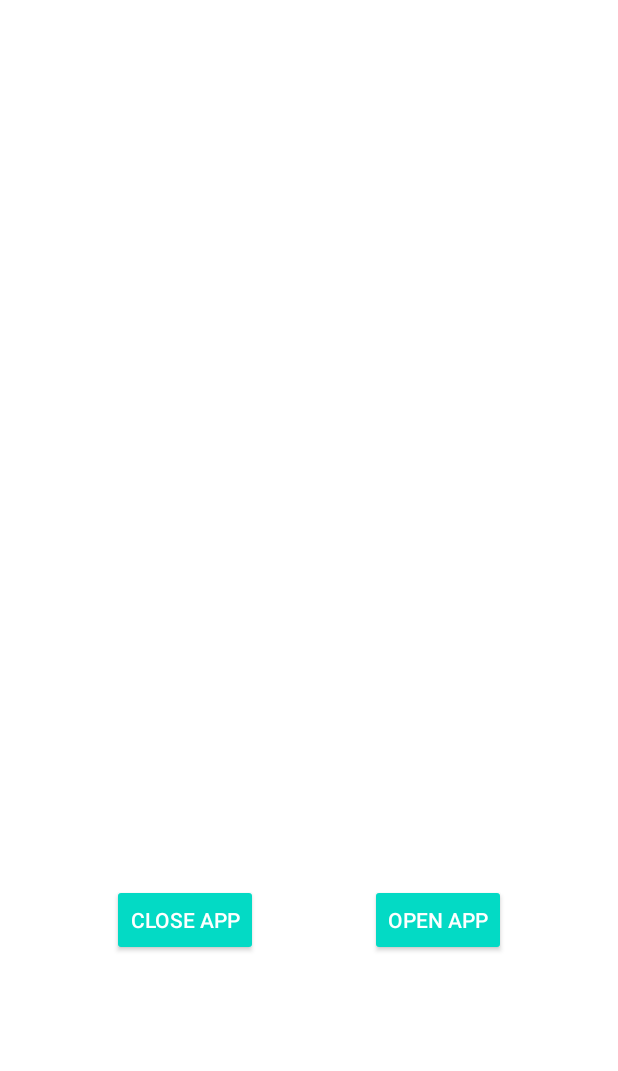
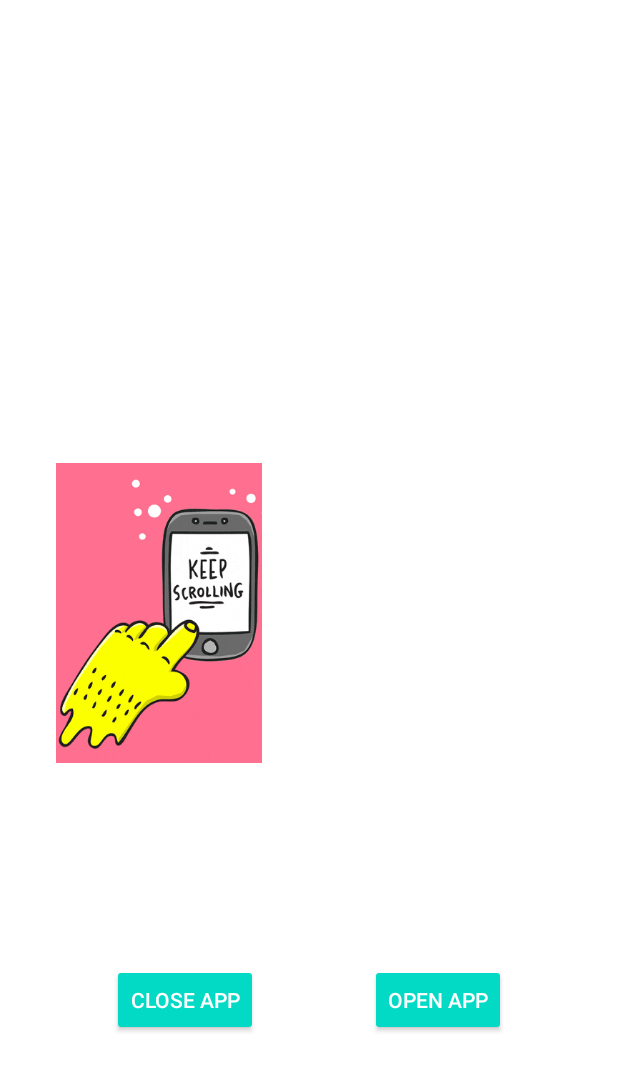
Before and after one commit to LorenzoMolteni/ThesisTest2, an Android app: the ActivityNudge1 screen opened directly, with no data from a screen before it, on a phone screen of 412 x 824 dp. Shown: the top 1071 px of the screen. Run offline under Robolectric (Android 15) with nearby library versions, the phone set to English and light mode, and no system bars.

Commit message:
Added ImageSpeedometer for scrolling. Added gifs for Nudge1. Minor bug fixes

```diff
--- a/app/build.gradle
+++ b/app/build.gradle
@@ -41,6 +41,10 @@ dependencies {
 
     //circle image view
     implementation 'de.hdodenhof:circleimageview:3.1.0'
+    //gif
+    implementation 'pl.droidsonroids.gif:android-gif-drawable:1.2.22'
+    //speedometer
+    implementation 'com.github.anastr:speedviewlib:1.6.0'
 
     testImplementation 'junit:junit:4.13.2'
     androidTestImplementation 'androidx.test.ext:junit:1.1.3'
--- a/app/src/main/java/com/example/thesistest2/activity/ActivityNudge1.kt
+++ b/app/src/main/java/com/example/thesistest2/activity/ActivityNudge1.kt
@@ -7,10 +7,10 @@ import android.os.Bundle
 import android.text.Editable
 import android.util.Log
 import android.widget.Button
+import android.widget.ImageView
 import android.widget.TextView
 import com.example.thesistest2.R
-import com.google.android.material.switchmaterial.SwitchMaterial
-import com.google.android.material.textfield.TextInputEditText
+import pl.droidsonroids.gif.GifImageView
 
 
 class ActivityNudge1 : Activity() {
@@ -20,10 +20,22 @@ class ActivityNudge1 : Activity() {
         super.onCreate(savedInstanceState)
         setContentView(R.layout.textual_nudge_1)
 
+        //getting openedAppLabel from intent
+        val openedAppLabel = intent.getStringExtra("openedAppLabel")
+        findViewById<TextView>(R.id.openedAppLabel).text = openedAppLabel
+
+        //getting nudgeType from intent
+        val nudgeTYpe = intent.getIntExtra("nudgeType", 0)
+        //set gif depending on nudge type
+        val gif = findViewById<GifImageView>(R.id.gif)
+        when(nudgeTYpe){
+            0 -> gif.setImageResource(R.drawable.infinite_scrolling_gif)
+            else -> gif.setImageResource(R.drawable.pull_to_refresh_gif)
+        }
+
         //setting nudge in view
         val nudge = intent.getStringExtra("nudge")
         findViewById<TextView>(R.id.textualNudge).text = nudge
-
 
     }
 
--- a/app/src/main/res/layout/textual_nudge_1.xml
+++ b/app/src/main/res/layout/textual_nudge_1.xml
@@ -5,59 +5,97 @@
     android:layout_width="match_parent"
     android:layout_height="match_parent"
     tools:context=".activity.ActivityNudge1">
+
     <ImageView
         android:id="@+id/imageView"
         android:layout_width="wrap_content"
         android:layout_height="wrap_content"
-        app:layout_constraintBottom_toTopOf="@+id/textualNudge"
+        app:layout_constraintBottom_toTopOf="@+id/layout_main"
         app:layout_constraintEnd_toEndOf="parent"
         app:layout_constraintHorizontal_bias="0.5"
         app:layout_constraintStart_toStartOf="parent"
         app:layout_constraintTop_toTopOf="parent"
+        app:layout_constraintVertical_chainStyle="spread"
         app:srcCompat="@drawable/ic_launcher_foreground" />
 
-    <TextView
-        android:id="@+id/textualNudge"
-        android:layout_width="wrap_content"
+    <androidx.constraintlayout.widget.ConstraintLayout
+        android:id="@+id/layout_main"
+        android:layout_width="match_parent"
         android:layout_height="wrap_content"
-        android:paddingStart="24dp"
-        android:paddingEnd="24dp"
-        android:textAlignment="center"
-        android:textAppearance="@style/TextAppearance.AppCompat.Large"
         app:layout_constraintBottom_toTopOf="@+id/layout_buttons"
         app:layout_constraintEnd_toEndOf="parent"
         app:layout_constraintHorizontal_bias="0.5"
         app:layout_constraintStart_toStartOf="parent"
-        app:layout_constraintTop_toBottomOf="@+id/imageView" />
+        app:layout_constraintTop_toBottomOf="@+id/imageView">
+
+        <TextView
+            android:id="@+id/openedAppLabel"
+            android:layout_width="match_parent"
+            android:layout_height="wrap_content"
+            android:paddingStart="24dp"
+            android:paddingEnd="24dp"
+            android:paddingBottom="12dp"
+            android:text="TEST"
+            android:textAlignment="center"
+            android:textAppearance="@style/TextAppearance.AppCompat.Large"
+            app:layout_constraintStart_toStartOf="parent"
+            app:layout_constraintTop_toTopOf="parent" />
+
+        <pl.droidsonroids.gif.GifImageView
+            android:id="@+id/gif"
+            android:layout_width="200dp"
+            android:layout_height="200dp"
+            android:paddingStart="12dp"
+            android:src="@drawable/infinite_scrolling_gif"
+            app:layout_constraintEnd_toStartOf="@+id/textualNudge"
+            app:layout_constraintHorizontal_bias="0.5"
+            app:layout_constraintHorizontal_chainStyle="packed"
+            app:layout_constraintStart_toStartOf="parent"
+            app:layout_constraintTop_toBottomOf="@id/openedAppLabel" />
+
+        <TextView
+            android:id="@+id/textualNudge"
+            android:layout_width="0dp"
+            android:layout_height="wrap_content"
+            android:paddingStart="12dp"
+            android:paddingEnd="12dp"
+            android:text="TEST"
+            android:textAppearance="@style/TextAppearance.AppCompat.Medium"
+            app:layout_constraintEnd_toEndOf="parent"
+            app:layout_constraintHorizontal_bias="0.5"
+            app:layout_constraintStart_toEndOf="@+id/gif"
+            app:layout_constraintTop_toBottomOf="@id/openedAppLabel" />
+
+    </androidx.constraintlayout.widget.ConstraintLayout>
 
     <androidx.constraintlayout.widget.ConstraintLayout
         android:id="@+id/layout_buttons"
         android:layout_width="match_parent"
         android:layout_height="wrap_content"
         app:layout_constraintBottom_toBottomOf="parent"
-        app:layout_constraintTop_toBottomOf="@+id/textualNudge">
+        app:layout_constraintTop_toBottomOf="@+id/layout_main">
 
         <androidx.appcompat.widget.AppCompatButton
             android:id="@+id/back_btn"
+            style="@style/Widget.AppCompat.Button.Colored"
             android:layout_width="wrap_content"
             android:layout_height="wrap_content"
             android:text="@string/back_button_label"
-            style="@style/Widget.AppCompat.Button.Colored"
-            app:layout_constraintTop_toTopOf="parent"
             app:layout_constraintEnd_toStartOf="@+id/open_btn"
             app:layout_constraintHorizontal_bias="0.5"
-            app:layout_constraintStart_toStartOf="parent" />
+            app:layout_constraintStart_toStartOf="parent"
+            app:layout_constraintTop_toTopOf="parent" />
 
         <androidx.appcompat.widget.AppCompatButton
             android:id="@+id/open_btn"
+            style="@style/Widget.AppCompat.Button.Colored"
             android:layout_width="wrap_content"
             android:layout_height="wrap_content"
             android:text="@string/open_button_label"
-            style="@style/Widget.AppCompat.Button.Colored"
-            app:layout_constraintTop_toTopOf="parent"
             app:layout_constraintEnd_toEndOf="parent"
             app:layout_constraintHorizontal_bias="0.5"
-            app:layout_constraintStart_toEndOf="@+id/back_btn" />
+            app:layout_constraintStart_toEndOf="@+id/back_btn"
+            app:layout_constraintTop_toTopOf="parent" />
     </androidx.constraintlayout.widget.ConstraintLayout>
 
 
--- a/app/src/main/res/values/colors.xml
+++ b/app/src/main/res/values/colors.xml
@@ -9,4 +9,8 @@
     <color name="white">#FFFFFFFF</color>
     <color name="light_gray_bg">#cdcdcd</color>
     <color name="dark_gray_bg">#a7a7a7</color>
+    <color name="speedometer_green">#00b558</color>
+    <color name="speedometer_yellow">#fef200</color>
+    <color name="speedometer_red">#eb4326</color>
+    <color name="speedometer_indicator">#3e3e40</color>
 </resources>
--- a/app/src/main/res/values/dimens.xml
+++ b/app/src/main/res/values/dimens.xml
@@ -2,8 +2,8 @@
 <resources>
     <dimen name="widget_margin_bottom">150dp</dimen>
     <dimen name="widget_margin_end">3dp</dimen>
-    <dimen name="widget_width">60dp</dimen>
-    <dimen name="widget_height">60dp</dimen>
-    <dimen name="textual_widget_margin_bottom">210dp</dimen>
+    <dimen name="widget_width">70dp</dimen>
+    <dimen name="widget_height">70dp</dimen>
+    <dimen name="textual_widget_margin_bottom">220dp</dimen>
     <dimen name="textual_widget_margin_end">43dp</dimen>
 </resources>
```
Also changed, not shown: app/src/main/java/com/example/thesistest2/service/MyService.kt (+57 -28 lines), app/src/main/java/com/example/thesistest2/widget/WidgetNudge2.kt (+30 -6 lines), app/src/main/res/layout/widget_nudge_2.xml (+21 -1 lines), app/src/main/res/values/strings.xml (+9 -8 lines), build.gradle (+8 -0 lines), app/src/main/res/drawable/infinite_scrolling_gif.gif (added), app/src/main/res/drawable/nudge2_scrolling_high_1.jpg (deleted), app/src/main/res/drawable/nudge2_scrolling_low_1.jpg (deleted), app/src/main/res/drawable/nudge2_scrolling_mid_1.jpg (deleted), app/src/main/res/drawable/pull_to_refresh_gif.gif (added), app/src/main/res/drawable/speedometer_base_no_bg.png (added), 1 other file.
